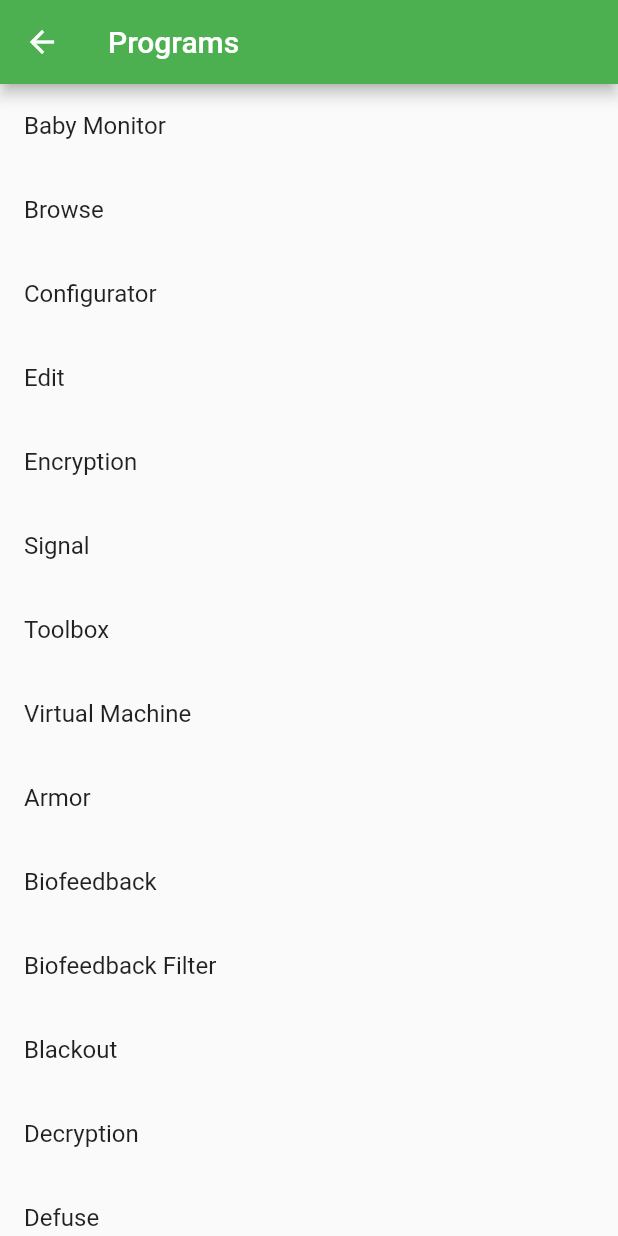
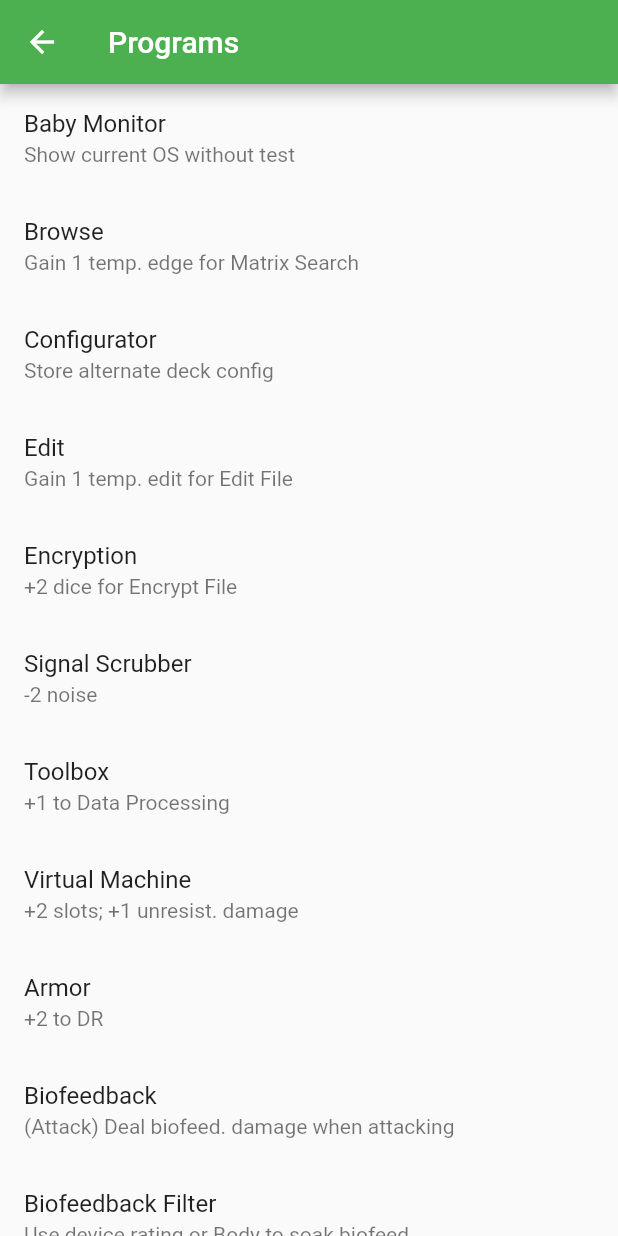
Before and after one commit to Celeo/cyberdeck-helper, a Flutter app: the ProgramViewConfiguration screen opened directly with empty values, on a phone screen of 412 x 824 dp. Run offline on Flutter 3.47's test engine with Material 2 defaults, Android fonts, the phone set to English and light mode, and no system bars; our stand-ins replace shared_preferences; accounts and stored records are empty.

Commit message:
Program subtitles

```diff
--- a/lib/program_config.dart
+++ b/lib/program_config.dart
@@ -16,13 +16,14 @@ class _ProgramViewConfigurationState extends State<ProgramViewConfiguration> {
       body: ListView.builder(
         itemCount: allPrograms.length,
         itemBuilder: (context, index) => ListTile(
-          title: Text(allPrograms[index]),
-          trailing: Icon(config.runningPrograms.contains(allPrograms[index])
+          title: Text(allPrograms[index][0]),
+          subtitle: Text(allPrograms[index][1]),
+          trailing: Icon(config.runningPrograms.contains(allPrograms[index][0])
               ? Icons.check
               : null),
           onTap: () {
             setState(() {
-              final name = allPrograms[index];
+              final name = allPrograms[index][0];
               if (config.runningPrograms.contains(name)) {
                 config.runningPrograms.remove(name);
               } else {
--- a/lib/rules.dart
+++ b/lib/rules.dart
@@ -90,28 +90,27 @@ enum ASDF {
   Firewall,
 }
 
-// TODO program subtitles
-final List<String> allPrograms = [
-  'Baby Monitor',
-  'Browse',
-  'Configurator',
-  'Edit',
-  'Encryption',
-  'Signal',
-  'Toolbox',
-  'Virtual Machine',
-  'Armor',
-  'Biofeedback',
-  'Biofeedback Filter',
-  'Blackout',
-  'Decryption',
-  'Defuse',
-  'Exploit',
-  'Fork',
-  'Lockdown',
-  'Overclock',
-  'Stealth',
-  'Trace',
+final List<List<String>> allPrograms = [
+  ['Baby Monitor', 'Show current OS without test'],
+  ['Browse', 'Gain 1 temp. edge for Matrix Search'],
+  ['Configurator', 'Store alternate deck config'],
+  ['Edit', 'Gain 1 temp. edit for Edit File'],
+  ['Encryption', '+2 dice for Encrypt File'],
+  ['Signal Scrubber', '-2 noise'],
+  ['Toolbox', '+1 to Data Processing'],
+  ['Virtual Machine', '+2 slots; +1 unresist. damage'],
+  ['Armor', '+2 to DR'],
+  ['Biofeedback', '(Attack) Deal biofeed. damage when attacking'],
+  ['Biofeedback Filter', 'Use device rating or Body to soak biofeed.'],
+  ['Blackout', '(Attack) Biofeedback but only stun'],
+  ['Decryption', '+2 dice for Cracking File'],
+  ['Defuse', 'Use device rating or Body to soak data bombs'],
+  ['Exploit', 'Target DR -2'],
+  ['Fork', 'Hit 2 targets w/ actions w/o splitting pool'],
+  ['Lockdown', 'Cause link-locked when attacking'],
+  ['Overclock', '+1 diee, +1 wild die for all tests'],
+  ['Stealth', '(Sleaze) Gain 1 temp. edge for Hide'],
+  ['Trace', '(Sleaze) Gain 1 temp. edge for Trace Icon'],
 ];
 
 final List<List<String>> allActions = [
```
